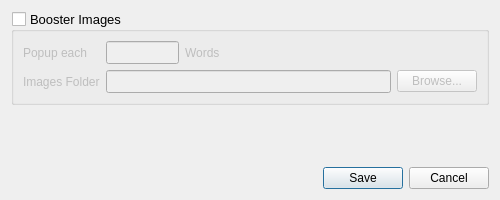
Old version of the form designUi/settingsDialog.ui in the repository omarelshopky/DarkWriter.
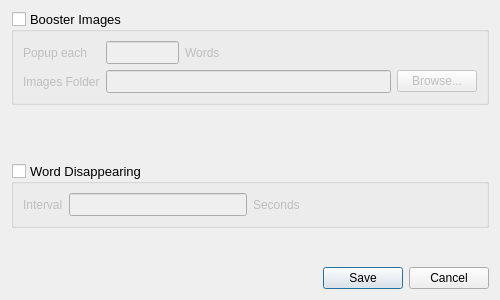
New version of the form. Icons and pictures are not drawn.

Commit message: ISSUE#13 | Add ability to control word disappearing feature from settings

Diff of the .ui file:
```diff
--- a/designUi/settingsDialog.ui
+++ b/designUi/settingsDialog.ui
@@ -10,19 +10,19 @@
     <x>0</x>
     <y>0</y>
     <width>500</width>
-    <height>200</height>
+    <height>300</height>
    </rect>
   </property>
   <property name="minimumSize">
    <size>
     <width>500</width>
-    <height>200</height>
+    <height>300</height>
    </size>
   </property>
   <property name="maximumSize">
    <size>
     <width>500</width>
-    <height>200</height>
+    <height>300</height>
    </size>
   </property>
   <property name="font">
@@ -187,6 +187,98 @@
      </property>
     </widget>
    </item>
+   <item>
+    <spacer name="verticalSpacer_2">
+     <property name="orientation">
+      <enum>Qt::Vertical</enum>
+     </property>
+     <property name="sizeHint" stdset="0">
+      <size>
+       <width>20</width>
+       <height>40</height>
+      </size>
+     </property>
+    </spacer>
+   </item>
+   <item>
+    <widget class="QGroupBox" name="WordDisSettingsGBox">
+     <property name="enabled">
+      <bool>true</bool>
+     </property>
+     <property name="font">
+      <font>
+       <pointsize>10</pointsize>
+      </font>
+     </property>
+     <property name="title">
+      <string>Word Disappearing</string>
+     </property>
+     <property name="checkable">
+      <bool>true</bool>
+     </property>
+     <property name="checked">
+      <bool>false</bool>
+     </property>
+     <layout class="QHBoxLayout" name="horizontalLayout_3">
+      <item>
+       <layout class="QVBoxLayout" name="WDdetailsLblVLayout">
+        <item>
+         <widget class="QLabel" name="WDintervalLbl">
+          <property name="font">
+           <font>
+            <pointsize>9</pointsize>
+           </font>
+          </property>
+          <property name="text">
+           <string>Interval</string>
+          </property>
+         </widget>
+        </item>
+       </layout>
+      </item>
+      <item>
+       <layout class="QVBoxLayout" name="WDdetailsInputVLayout">
+        <item>
+         <layout class="QHBoxLayout" name="WDintervalHLayout" stretch="0,0,0">
+          <item>
+           <widget class="QLineEdit" name="WDintervalInput">
+            <property name="frame">
+             <bool>true</bool>
+            </property>
+           </widget>
+          </item>
+          <item>
+           <widget class="QLabel" name="WDsecondsLbl2">
+            <property name="font">
+             <font>
+              <pointsize>9</pointsize>
+             </font>
+            </property>
+            <property name="text">
+             <string>Seconds</string>
+            </property>
+           </widget>
+          </item>
+          <item>
+           <spacer name="horizontalSpacer_3">
+            <property name="orientation">
+             <enum>Qt::Horizontal</enum>
+            </property>
+            <property name="sizeHint" stdset="0">
+             <size>
+              <width>40</width>
+              <height>20</height>
+             </size>
+            </property>
+           </spacer>
+          </item>
+         </layout>
+        </item>
+       </layout>
+      </item>
+     </layout>
+    </widget>
+   </item>
    <item>
     <spacer name="verticalSpacer">
      <property name="orientation">
```
The commit also changes 5 other files.
